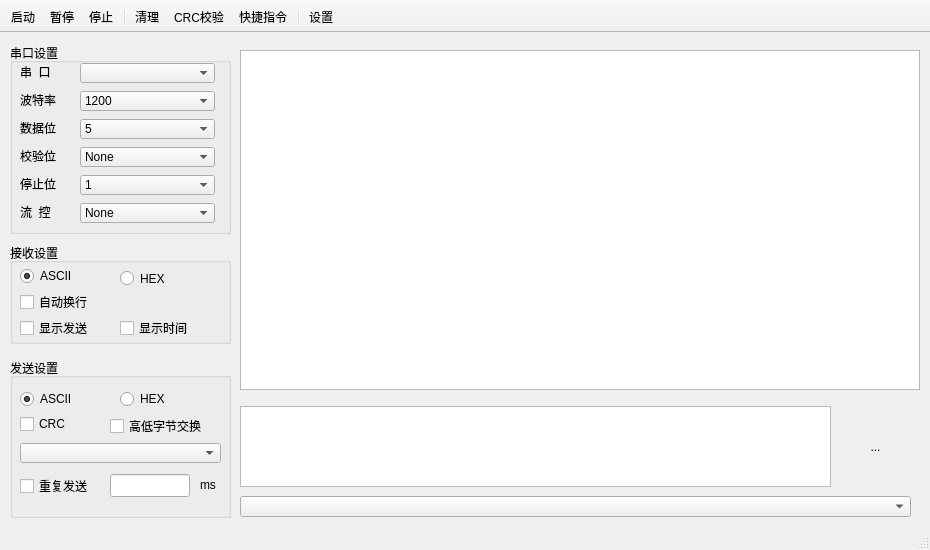
Qt form SerialPortTool/MainWindow.ui (mghcool/SerialPortToolForVs) before a commit.
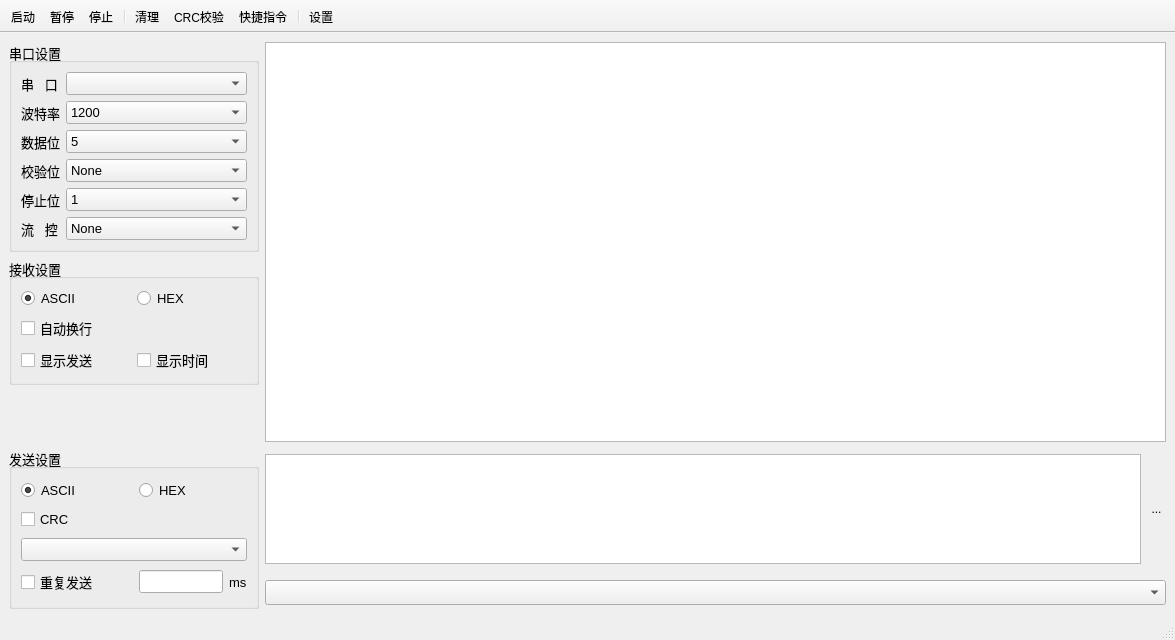
The same form after that commit. Icons and pictures are not drawn.

Commit message: 调整界面布局

Diff of the .ui file:
```diff
--- a/SerialPortTool/MainWindow.ui
+++ b/SerialPortTool/MainWindow.ui
@@ -6,14 +6,14 @@
    <rect>
     <x>0</x>
     <y>0</y>
-    <width>930</width>
-    <height>550</height>
+    <width>1175</width>
+    <height>640</height>
    </rect>
   </property>
   <property name="minimumSize">
    <size>
     <width>930</width>
-    <height>550</height>
+    <height>630</height>
    </size>
   </property>
   <property name="windowTitle">
@@ -27,156 +27,226 @@
    <bool>false</bool>
   </property>
   <widget class="QWidget" name="centralwidget">
+   <layout class="QGridLayout" name="gridLayout">
+    <item row="0" column="1" rowspan="3" colspan="2">
+     <widget class="QTextBrowser" name="textShowRx">
+      <property name="minimumSize">
+       <size>
+        <width>0</width>
+        <height>360</height>
+       </size>
+      </property>
+      <property name="font">
+       <font>
+        <pointsize>10</pointsize>
+       </font>
+      </property>
+      <property name="html">
+       <string>&lt;!DOCTYPE HTML PUBLIC &quot;-//W3C//DTD HTML 4.0//EN&quot; &quot;http://www.w3.org/TR/REC-html40/strict.dtd&quot;&gt;
+&lt;html&gt;&lt;head&gt;&lt;meta name=&quot;qrichtext&quot; content=&quot;1&quot; /&gt;&lt;style type=&quot;text/css&quot;&gt;
+p, li { white-space: pre-wrap; }
+&lt;/style&gt;&lt;/head&gt;&lt;body style=&quot; font-family:'SimSun'; font-size:10pt; font-weight:400; font-style:normal;&quot;&gt;
+&lt;p style=&quot;-qt-paragraph-type:empty; margin-top:0px; margin-bottom:0px; margin-left:0px; margin-right:0px; -qt-block-indent:0; text-indent:0px; font-size:9pt;&quot;&gt;&lt;br /&gt;&lt;/p&gt;&lt;/body&gt;&lt;/html&gt;</string>
+      </property>
+     </widget>
+    </item>
+    <item row="4" column="2">
+     <widget class="QToolButton" name="btnSend">
+      <property name="focusPolicy">
+       <enum>Qt::NoFocus</enum>
+      </property>
+      <property name="toolTip">
+       <string>发送</string>
+      </property>
+      <property name="styleSheet">
+       <string notr="true">QToolButton#btnSend{
+	
+	border-radius: 10px;
+	border:0px;
+}
+
+QToolButton#btnSend:hover{
+    background-color: rgba(117,208,249,100);
+}</string>
+      </property>
+      <property name="text">
+       <string>...</string>
+      </property>
+      <property name="icon">
+       <iconset resource="MainWindow.qrc">
+        <normaloff>:/img/发送</normaloff>:/img/发送</iconset>
+      </property>
+      <property name="iconSize">
+       <size>
+        <width>60</width>
+        <height>60</height>
+       </size>
+      </property>
+     </widget>
+    </item>
+    <item row="5" column="1" colspan="2">
+     <widget class="QComboBox" name="cmbSendHistory">
+      <property name="minimumSize">
+       <size>
+        <width>0</width>
+        <height>25</height>
+       </size>
+      </property>
+     </widget>
+    </item>
+    <item row="4" column="0" rowspan="2">
+     <widget class="QGroupBox" name="groupBox_3">
+      <property name="minimumSize">
+       <size>
+        <width>220</width>
+        <height>161</height>
+       </size>
+      </property>
+      <property name="maximumSize">
+       <size>
+        <width>250</width>
+        <height>190</height>
+       </size>
+      </property>
+      <property name="font">
+       <font>
+        <family>Segoe UI</family>
+        <pointsize>10</pointsize>
+       </font>
+      </property>
+      <property name="title">
+       <string>发送设置</string>
+      </property>
+      <layout class="QGridLayout" name="gridLayout_3">
+       <item row="3" column="1">
+        <widget class="QLineEdit" name="lineEditRepeat">
+         <property name="echoMode">
+          <enum>QLineEdit::Normal</enum>
+         </property>
+         <property name="dragEnabled">
+          <bool>false</bool>
+         </property>
+        </widget>
+       </item>
+       <item row="2" column="0" colspan="3">
+        <widget class="QComboBox" name="cmbCRCType">
+         <property name="minimumSize">
+          <size>
+           <width>0</width>
+           <height>0</height>
+          </size>
+         </property>
+        </widget>
+       </item>
+       <item row="3" column="2">
+        <widget class="QLabel" name="label_7">
+         <property name="text">
+          <string>ms</string>
+         </property>
+        </widget>
+       </item>
+       <item row="3" column="0">
+        <widget class="QCheckBox" name="cbxRepeat">
+         <property name="text">
+          <string>重复发送</string>
+         </property>
+        </widget>
+       </item>
+       <item row="1" column="0">
+        <widget class="QCheckBox" name="cbxCRC">
+         <property name="text">
+          <string>CRC</string>
+         </property>
+        </widget>
+       </item>
+       <item row="0" column="1">
+        <widget class="QRadioButton" name="radioTxHex">
+         <property name="text">
+          <string>HEX</string>
+         </property>
+        </widget>
+       </item>
+       <item row="0" column="0">
+        <widget class="QRadioButton" name="radioTxAscii">
+         <property name="minimumSize">
+          <size>
+           <width>112</width>
+           <height>0</height>
+          </size>
+         </property>
+         <property name="text">
+          <string>ASCII</string>
+         </property>
+         <property name="checked">
+          <bool>true</bool>
+         </property>
+        </widget>
+       </item>
+      </layout>
+     </widget>
+    </item>
+    <item row="0" column="0">
    <widget class="QGroupBox" name="groupBox">
-    <property name="geometry">
-     <rect>
-      <x>10</x>
-      <y>10</y>
-      <width>221</width>
-      <height>191</height>
-     </rect>
+      <property name="minimumSize">
+       <size>
+        <width>220</width>
+        <height>200</height>
+       </size>
+      </property>
+      <property name="maximumSize">
+       <size>
+        <width>250</width>
+        <height>250</height>
+       </size>
+      </property>
+      <property name="sizeIncrement">
+       <size>
+        <width>0</width>
+        <height>0</height>
+       </size>
+      </property>
+      <property name="font">
+       <font>
+        <family>Segoe UI</family>
+        <pointsize>10</pointsize>
+       </font>
     </property>
     <property name="title">
      <string>串口设置</string>
     </property>
+      <layout class="QFormLayout" name="formLayout">
+       <item row="0" column="0">
     <widget class="QLabel" name="label">
-     <property name="geometry">
-      <rect>
-       <x>10</x>
-       <y>21</y>
-       <width>50</width>
-       <height>16</height>
-      </rect>
-     </property>
      <property name="lineWidth">
       <number>2</number>
      </property>
      <property name="text">
-      <string>串  口</string>
+          <string>串   口</string>
      </property>
      <property name="textFormat">
       <enum>Qt::AutoText</enum>
      </property>
     </widget>
-    <widget class="QLabel" name="label_4">
-     <property name="geometry">
-      <rect>
-       <x>10</x>
-       <y>105</y>
-       <width>50</width>
-       <height>16</height>
-      </rect>
-     </property>
-     <property name="text">
-      <string>校验位</string>
-     </property>
-    </widget>
-    <widget class="QLabel" name="label_3">
-     <property name="geometry">
-      <rect>
-       <x>10</x>
-       <y>77</y>
-       <width>50</width>
-       <height>16</height>
-      </rect>
-     </property>
-     <property name="text">
-      <string>数据位</string>
-     </property>
-    </widget>
+       </item>
+       <item row="0" column="1">
+        <widget class="QComboBox" name="cmbSerialPort">
+         <property name="minimumSize">
+          <size>
+           <width>0</width>
+           <height>4</height>
+          </size>
+         </property>
+        </widget>
+       </item>
+       <item row="1" column="0">
     <widget class="QLabel" name="label_2">
-     <property name="geometry">
-      <rect>
-       <x>10</x>
-       <y>49</y>
-       <width>50</width>
-       <height>16</height>
-      </rect>
-     </property>
      <property name="text">
       <string>波特率</string>
      </property>
     </widget>
-    <widget class="QLabel" name="label_5">
-     <property name="geometry">
-      <rect>
-       <x>10</x>
-       <y>133</y>
-       <width>50</width>
-       <height>16</height>
-      </rect>
-     </property>
-     <property name="text">
-      <string>停止位</string>
-     </property>
-    </widget>
-    <widget class="QLabel" name="label_6">
-     <property name="geometry">
-      <rect>
-       <x>10</x>
-       <y>161</y>
-       <width>50</width>
-       <height>16</height>
-      </rect>
-     </property>
-     <property name="text">
-      <string>流  控</string>
-     </property>
-    </widget>
-    <widget class="QComboBox" name="cmbSerialPort">
-     <property name="geometry">
-      <rect>
-       <x>70</x>
-       <y>20</y>
-       <width>135</width>
-       <height>20</height>
-      </rect>
-     </property>
-    </widget>
-    <widget class="QComboBox" name="comParity">
-     <property name="geometry">
-      <rect>
-       <x>70</x>
-       <y>104</y>
-       <width>135</width>
-       <height>20</height>
-      </rect>
-     </property>
-     <item>
-      <property name="text">
-       <string>None</string>
-      </property>
-     </item>
-     <item>
-      <property name="text">
-       <string>Even</string>
-      </property>
-     </item>
-     <item>
-      <property name="text">
-       <string>Odd</string>
-      </property>
-     </item>
-     <item>
-      <property name="text">
-       <string>Mark</string>
-      </property>
-     </item>
-     <item>
-      <property name="text">
-       <string>Space</string>
-      </property>
-     </item>
-    </widget>
+       </item>
+       <item row="1" column="1">
     <widget class="QComboBox" name="comBaudRate">
-     <property name="geometry">
-      <rect>
-       <x>70</x>
-       <y>48</y>
-       <width>135</width>
-       <height>20</height>
-      </rect>
-     </property>
      <item>
       <property name="text">
        <string>1200</string>
@@ -218,15 +288,16 @@
       </property>
      </item>
     </widget>
+       </item>
+       <item row="2" column="0">
+        <widget class="QLabel" name="label_3">
+         <property name="text">
+          <string>数据位</string>
+         </property>
+        </widget>
+       </item>
+       <item row="2" column="1">
     <widget class="QComboBox" name="comDataBits">
-     <property name="geometry">
-      <rect>
-       <x>70</x>
-       <y>76</y>
-       <width>135</width>
-       <height>20</height>
-      </rect>
-     </property>
      <item>
       <property name="text">
        <string>5</string>
@@ -248,15 +319,16 @@
       </property>
      </item>
     </widget>
-    <widget class="QComboBox" name="comFlowControl">
-     <property name="geometry">
-      <rect>
-       <x>70</x>
-       <y>160</y>
-       <width>135</width>
-       <height>20</height>
-      </rect>
-     </property>
+       </item>
+       <item row="3" column="0">
+        <widget class="QLabel" name="label_4">
+         <property name="text">
+          <string>校验位</string>
+         </property>
+        </widget>
+       </item>
+       <item row="3" column="1">
+        <widget class="QComboBox" name="comParity">
      <item>
       <property name="text">
        <string>None</string>
@@ -269,19 +341,30 @@
      </item>
      <item>
       <property name="text">
-       <string>XON/XOFF</string>
-      </property>
-     </item>
-    </widget>
+           <string>Odd</string>
+          </property>
+         </item>
+         <item>
+          <property name="text">
+           <string>Mark</string>
+          </property>
+         </item>
+         <item>
+          <property name="text">
+           <string>Space</string>
+          </property>
+         </item>
+        </widget>
+       </item>
+       <item row="4" column="0">
+        <widget class="QLabel" name="label_5">
+         <property name="text">
+          <string>停止位</string>
+         </property>
+        </widget>
+       </item>
+       <item row="4" column="1">
     <widget class="QComboBox" name="comStopBits">
-     <property name="geometry">
-      <rect>
-       <x>70</x>
-       <y>132</y>
-       <width>135</width>
-       <height>20</height>
-      </rect>
-     </property>
      <item>
       <property name="text">
        <string>1</string>
@@ -298,293 +381,130 @@
       </property>
      </item>
     </widget>
-   </widget>
+       </item>
+       <item row="5" column="0">
+        <widget class="QLabel" name="label_6">
+         <property name="text">
+          <string>流   控</string>
+         </property>
+        </widget>
+       </item>
+       <item row="5" column="1">
+        <widget class="QComboBox" name="comFlowControl">
+         <item>
+          <property name="text">
+           <string>None</string>
+          </property>
+         </item>
+         <item>
+          <property name="text">
+           <string>RTS/CTS</string>
+          </property>
+         </item>
+         <item>
+          <property name="text">
+           <string>XON/XOFF</string>
+          </property>
+         </item>
+        </widget>
+       </item>
+      </layout>
+     </widget>
+    </item>
+    <item row="1" column="0">
    <widget class="QGroupBox" name="groupBox_2">
-    <property name="geometry">
-     <rect>
-      <x>10</x>
-      <y>210</y>
-      <width>221</width>
-      <height>101</height>
-     </rect>
+      <property name="minimumSize">
+       <size>
+        <width>220</width>
+        <height>120</height>
+       </size>
+      </property>
+      <property name="maximumSize">
+       <size>
+        <width>250</width>
+        <height>150</height>
+       </size>
+      </property>
+      <property name="font">
+       <font>
+        <family>Segoe UI</family>
+        <pointsize>10</pointsize>
+       </font>
     </property>
     <property name="title">
      <string>接收设置</string>
     </property>
-    <widget class="QRadioButton" name="radioRxHex">
-     <property name="geometry">
-      <rect>
-       <x>110</x>
-       <y>25</y>
-       <width>71</width>
-       <height>21</height>
-      </rect>
-     </property>
-     <property name="text">
-      <string>HEX</string>
-     </property>
-    </widget>
-    <widget class="QRadioButton" name="radioRxAscii">
-     <property name="geometry">
-      <rect>
-       <x>10</x>
-       <y>25</y>
-       <width>71</width>
-       <height>16</height>
-      </rect>
-     </property>
-     <property name="font">
-      <font>
-       <italic>false</italic>
-      </font>
-     </property>
-     <property name="text">
-      <string>ASCII</string>
-     </property>
-     <property name="checked">
-      <bool>true</bool>
-     </property>
-    </widget>
+      <layout class="QGridLayout" name="gridLayout_2">
+       <item row="1" column="0">
     <widget class="QCheckBox" name="cbxWordWrap">
-     <property name="geometry">
-      <rect>
-       <x>10</x>
-       <y>51</y>
-       <width>101</width>
-       <height>16</height>
-      </rect>
-     </property>
      <property name="text">
       <string>自动换行</string>
      </property>
     </widget>
+       </item>
+       <item row="0" column="0">
+        <widget class="QRadioButton" name="radioRxAscii">
+         <property name="font">
+          <font>
+           <family>Segoe UI</family>
+           <pointsize>10</pointsize>
+           <italic>false</italic>
+          </font>
+         </property>
+         <property name="text">
+          <string>ASCII</string>
+         </property>
+         <property name="checked">
+          <bool>true</bool>
+         </property>
+        </widget>
+       </item>
+       <item row="2" column="1">
     <widget class="QCheckBox" name="cbxShowTime">
-     <property name="geometry">
-      <rect>
-       <x>110</x>
-       <y>77</y>
-       <width>91</width>
-       <height>16</height>
-      </rect>
-     </property>
      <property name="text">
       <string>显示时间</string>
      </property>
     </widget>
+       </item>
+       <item row="2" column="0">
     <widget class="QCheckBox" name="cbxShowSend">
-     <property name="geometry">
-      <rect>
-       <x>10</x>
-       <y>77</y>
-       <width>91</width>
-       <height>16</height>
-      </rect>
-     </property>
      <property name="text">
       <string>显示发送</string>
      </property>
     </widget>
-   </widget>
-   <widget class="QGroupBox" name="groupBox_3">
-    <property name="geometry">
-     <rect>
-      <x>10</x>
-      <y>325</y>
-      <width>221</width>
-      <height>160</height>
-     </rect>
-    </property>
-    <property name="title">
-     <string>发送设置</string>
-    </property>
-    <widget class="QRadioButton" name="radioTxHex">
-     <property name="geometry">
-      <rect>
-       <x>110</x>
-       <y>33</y>
-       <width>71</width>
-       <height>16</height>
-      </rect>
-     </property>
+       </item>
+       <item row="0" column="1">
+        <widget class="QRadioButton" name="radioRxHex">
      <property name="text">
       <string>HEX</string>
      </property>
     </widget>
-    <widget class="QLabel" name="label_7">
-     <property name="geometry">
-      <rect>
-       <x>190</x>
-       <y>115</y>
-       <width>21</width>
-       <height>23</height>
-      </rect>
-     </property>
-     <property name="text">
-      <string>ms</string>
-     </property>
-    </widget>
-    <widget class="QLineEdit" name="lineEditRepeat">
-     <property name="geometry">
-      <rect>
-       <x>100</x>
-       <y>116</y>
-       <width>80</width>
-       <height>23</height>
-      </rect>
-     </property>
-     <property name="echoMode">
-      <enum>QLineEdit::Normal</enum>
-     </property>
-     <property name="dragEnabled">
-      <bool>false</bool>
-     </property>
-    </widget>
-    <widget class="QCheckBox" name="cbxCRC">
-     <property name="geometry">
-      <rect>
-       <x>10</x>
-       <y>58</y>
-       <width>71</width>
-       <height>16</height>
-      </rect>
-     </property>
-     <property name="text">
-      <string>CRC</string>
-     </property>
-    </widget>
-    <widget class="QCheckBox" name="cbxCRCExchange">
-     <property name="geometry">
-      <rect>
-       <x>100</x>
-       <y>60</y>
-       <width>121</width>
-       <height>16</height>
-      </rect>
-     </property>
-     <property name="text">
-      <string>高低字节交换</string>
-     </property>
-     <property name="checkable">
-      <bool>true</bool>
-     </property>
-    </widget>
-    <widget class="QComboBox" name="cmbCRCType">
-     <property name="geometry">
-      <rect>
-       <x>10</x>
-       <y>85</y>
-       <width>201</width>
-       <height>20</height>
-      </rect>
-     </property>
-    </widget>
-    <widget class="QCheckBox" name="cbxRepeat">
-     <property name="geometry">
-      <rect>
-       <x>10</x>
-       <y>120</y>
-       <width>91</width>
-       <height>16</height>
-      </rect>
-     </property>
-     <property name="text">
-      <string>重复发送</string>
-     </property>
-    </widget>
-    <widget class="QRadioButton" name="radioTxAscii">
-     <property name="geometry">
-      <rect>
-       <x>10</x>
-       <y>33</y>
-       <width>71</width>
-       <height>16</height>
-      </rect>
-     </property>
-     <property name="text">
-      <string>ASCII</string>
-     </property>
-     <property name="checked">
-      <bool>true</bool>
-     </property>
-    </widget>
-   </widget>
-   <widget class="QTextBrowser" name="textShowRx">
-    <property name="geometry">
-     <rect>
-      <x>240</x>
-      <y>17</y>
-      <width>680</width>
-      <height>340</height>
-     </rect>
-    </property>
-    <property name="html">
-     <string>&lt;!DOCTYPE HTML PUBLIC &quot;-//W3C//DTD HTML 4.0//EN&quot; &quot;http://www.w3.org/TR/REC-html40/strict.dtd&quot;&gt;
-&lt;html&gt;&lt;head&gt;&lt;meta name=&quot;qrichtext&quot; content=&quot;1&quot; /&gt;&lt;style type=&quot;text/css&quot;&gt;
-p, li { white-space: pre-wrap; }
-&lt;/style&gt;&lt;/head&gt;&lt;body style=&quot; font-family:'SimSun'; font-size:9pt; font-weight:400; font-style:normal;&quot;&gt;
-&lt;p style=&quot;-qt-paragraph-type:empty; margin-top:0px; margin-bottom:0px; margin-left:0px; margin-right:0px; -qt-block-indent:0; text-indent:0px;&quot;&gt;&lt;br /&gt;&lt;/p&gt;&lt;/body&gt;&lt;/html&gt;</string>
-    </property>
-   </widget>
+       </item>
+      </layout>
+     </widget>
+    </item>
+    <item row="4" column="1">
    <widget class="QTextEdit" name="textEditTx">
-    <property name="geometry">
-     <rect>
-      <x>240</x>
-      <y>373</y>
-      <width>591</width>
-      <height>81</height>
-     </rect>
-    </property>
-   </widget>
-   <widget class="QToolButton" name="btnSend">
-    <property name="geometry">
-     <rect>
-      <x>835</x>
-      <y>373</y>
-      <width>81</width>
-      <height>81</height>
-     </rect>
-    </property>
-    <property name="focusPolicy">
-     <enum>Qt::NoFocus</enum>
-    </property>
-    <property name="toolTip">
-     <string>发送</string>
-    </property>
-    <property name="styleSheet">
-     <string notr="true">QToolButton#btnSend{
-	
-	border-radius: 10px;
-	border:0px;
-}
-
-QToolButton#btnSend:hover{
-    background-color: rgba(117,208,249,100);
-}</string>
-    </property>
-    <property name="text">
-     <string>...</string>
-    </property>
-    <property name="icon">
-     <iconset resource="MainWindow.qrc">
-      <normaloff>:/img/发送</normaloff>:/img/发送</iconset>
-    </property>
-    <property name="iconSize">
+      <property name="minimumSize">
+       <size>
+        <width>0</width>
+        <height>0</height>
+       </size>
+      </property>
+      <property name="maximumSize">
      <size>
-      <width>60</width>
-      <height>60</height>
-     </size>
-    </property>
-   </widget>
-   <widget class="QComboBox" name="cmbSendHistory">
-    <property name="geometry">
-     <rect>
-      <x>240</x>
-      <y>463</y>
-      <width>671</width>
-      <height>21</height>
-     </rect>
-    </property>
-   </widget>
+        <width>16777215</width>
+        <height>110</height>
+       </size>
+      </property>
+      <property name="font">
+       <font>
+        <pointsize>10</pointsize>
+       </font>
+      </property>
+     </widget>
+    </item>
+   </layout>
   </widget>
   <widget class="QStatusBar" name="statusbar"/>
   <widget class="QToolBar" name="toolBar">
```
Left out of the diff: 2 changed lines with no effect on the pictures. Lines whose indentation alone changed are shown as unchanged.
